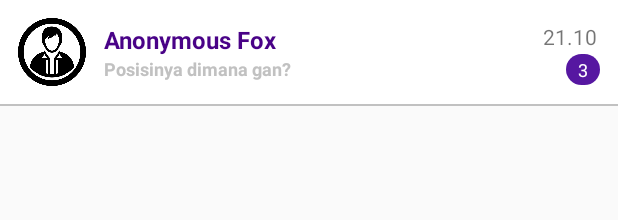
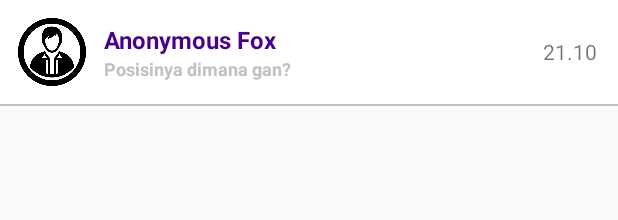
Before and after one commit to ibamibrahim/MeetsMe, an Android app: the layout item_chat_list.xml on its own in the app's theme, with its tools: preview values and no code run, on a phone screen of 412 x 824 dp. Shown: the top 220 px of the screen. Run offline under Robolectric (Android 15) with nearby library versions, the phone set to English and light mode, and no system bars.

Commit message:
UI Tweaks
User interest, remove unread message count

```diff
--- a/app/src/main/java/id/meetsme/meetsme/messagelist/MessageListAdapter.java
+++ b/app/src/main/java/id/meetsme/meetsme/messagelist/MessageListAdapter.java
@@ -44,7 +44,6 @@ public class MessageListAdapter extends RecyclerView.Adapter<MessageListAdapter.
         ChatModel model = dataSet.get(position);
 
         holder.senderName.setText(model.getUsername());
-        holder.chatCount.setText("0");
         holder.lastMessage.setText(model.getLastMessage());
         holder.timeStamp.setText(model.getLastTimStamp());
     }
@@ -73,9 +72,6 @@ public class MessageListAdapter extends RecyclerView.Adapter<MessageListAdapter.
         @BindView(R.id.time_stamp)
         public TextView timeStamp;
 
-        @BindView(R.id.chat_count)
-        public TextView chatCount;
-
         public ViewHolder(View v) {
             super(v);
             ButterKnife.bind(this, v);
--- a/app/src/main/java/id/meetsme/meetsme/myprofile/MyProfileAdapter.java
+++ b/app/src/main/java/id/meetsme/meetsme/myprofile/MyProfileAdapter.java
@@ -39,7 +39,8 @@ public class MyProfileAdapter extends RecyclerView.Adapter<MyProfileAdapter.View
     @Override
     public void onBindViewHolder(ViewHolder holder, int position) {
         String interest = dataSet.get(position);
-
+        int count = position+1;
+        holder.count.setText(count+"");
         holder.interest.setText(interest);
     }
 
@@ -60,6 +61,9 @@ public class MyProfileAdapter extends RecyclerView.Adapter<MyProfileAdapter.View
 
         @BindView(R.id.interest)
         TextView interest;
+
+        @BindView(R.id.interest_count)
+        TextView count;
 
 
         public ViewHolder(View v) {
--- a/app/src/main/res/layout/item_chat_list.xml
+++ b/app/src/main/res/layout/item_chat_list.xml
@@ -58,16 +58,6 @@
                 android:text="21.10"
                 android:textAlignment="textEnd"/>
 
-            <TextView
-                android:id="@+id/chat_count"
-                style="@style/chat_count"
-                android:layout_width="wrap_content"
-                android:layout_height="match_parent"
-                android:layout_gravity="end"
-                android:text="3"
-                android:textColor="#fff"
-                android:textSize="12sp"/>
-
         </LinearLayout>
 
 
--- a/app/src/main/res/layout/item_interest_list.xml
+++ b/app/src/main/res/layout/item_interest_list.xml
@@ -6,6 +6,7 @@
               android:padding="8dp">
 
     <TextView
+        android:id="@+id/interest_count"
         style="@style/chat_count"
         android:layout_width="wrap_content"
         android:layout_height="wrap_content"
```
